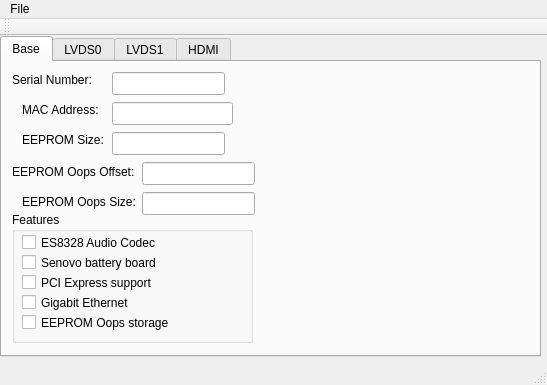
Old version of the form mainwindow.ui in the repository xobs/novena-eeprom-gui.
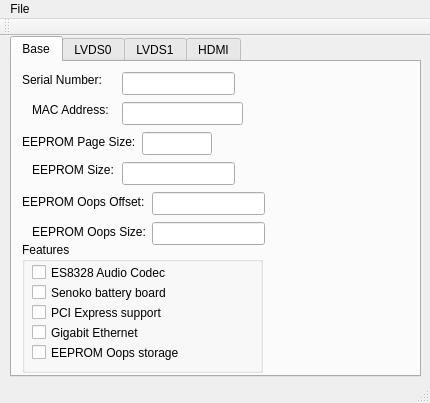
New version of the form. The open tabs and pages were chosen to show the change.

The edit to the form file:
```diff
--- a/mainwindow.ui
+++ b/mainwindow.ui
@@ -6,8 +6,8 @@
    <rect>
     <x>0</x>
     <y>0</y>
-    <width>547</width>
-    <height>385</height>
+    <width>430</width>
+    <height>403</height>
    </rect>
   </property>
   <property name="windowTitle">
@@ -17,10 +17,10 @@
    <widget class="QTabWidget" name="settingsTab">
     <property name="geometry">
      <rect>
-      <x>0</x>
+      <x>10</x>
       <y>0</y>
-      <width>541</width>
-      <height>321</height>
+      <width>411</width>
+      <height>341</height>
      </rect>
     </property>
     <property name="currentIndex">
@@ -80,7 +80,7 @@
       <property name="geometry">
        <rect>
         <x>10</x>
-        <y>150</y>
+        <y>180</y>
         <width>241</width>
         <height>131</height>
        </rect>
@@ -111,7 +111,7 @@
         </rect>
        </property>
        <property name="text">
-        <string>Senovo battery board</string>
+        <string>Senoko battery board</string>
        </property>
       </widget>
       <widget class="QCheckBox" name="pciExpressCB">
@@ -158,7 +158,7 @@
       <property name="geometry">
        <rect>
         <x>20</x>
-        <y>70</y>
+        <y>100</y>
         <width>81</width>
         <height>16</height>
        </rect>
@@ -171,7 +171,7 @@
       <property name="geometry">
        <rect>
         <x>110</x>
-        <y>70</y>
+        <y>100</y>
         <width>113</width>
         <height>23</height>
        </rect>
@@ -181,7 +181,7 @@
       <property name="geometry">
        <rect>
         <x>10</x>
-        <y>100</y>
+        <y>130</y>
         <width>131</width>
         <height>20</height>
        </rect>
@@ -194,7 +194,7 @@
       <property name="geometry">
        <rect>
         <x>20</x>
-        <y>130</y>
+        <y>160</y>
         <width>121</width>
         <height>20</height>
        </rect>
@@ -207,7 +207,7 @@
       <property name="geometry">
        <rect>
         <x>140</x>
-        <y>100</y>
+        <y>130</y>
         <width>113</width>
         <height>23</height>
        </rect>
@@ -217,14 +217,37 @@
       <property name="geometry">
        <rect>
         <x>140</x>
-        <y>130</y>
+        <y>160</y>
         <width>113</width>
         <height>23</height>
        </rect>
       </property>
      </widget>
+     <widget class="QLineEdit" name="eepromPageSizeEdit">
+      <property name="geometry">
+       <rect>
+        <x>130</x>
+        <y>70</y>
+        <width>70</width>
+        <height>23</height>
+       </rect>
+      </property>
+     </widget>
+     <widget class="QLabel" name="label_43">
+      <property name="geometry">
+       <rect>
+        <x>10</x>
+        <y>70</y>
+        <width>120</width>
+        <height>20</height>
+       </rect>
+      </property>
+      <property name="text">
+       <string>EEPROM Page Size:</string>
+      </property>
+     </widget>
     </widget>
-    <widget class="QWidget" name="lvds1Tab">
+    <widget class="QWidget" name="lvds0Tab">
      <attribute name="title">
       <string>LVDS0</string>
      </attribute>
@@ -651,7 +674,7 @@
       </item>
      </widget>
     </widget>
-    <widget class="QWidget" name="lvds1Tab_2">
+    <widget class="QWidget" name="lvds1Tab">
      <attribute name="title">
       <string>LVDS1</string>
      </attribute>
@@ -1486,7 +1509,7 @@
     <rect>
      <x>0</x>
      <y>0</y>
-     <width>547</width>
+     <width>430</width>
      <height>20</height>
     </rect>
    </property>
```
Left out of the diff: 123 changed lines with no effect on the pictures.
